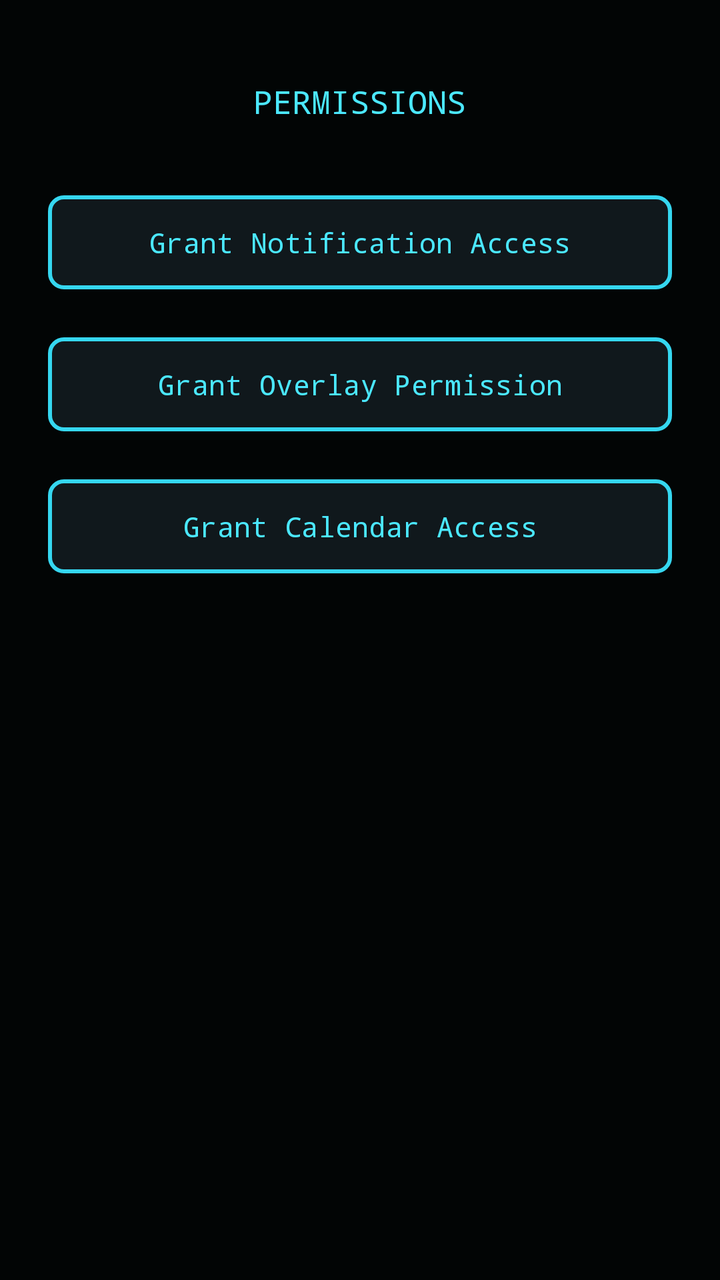
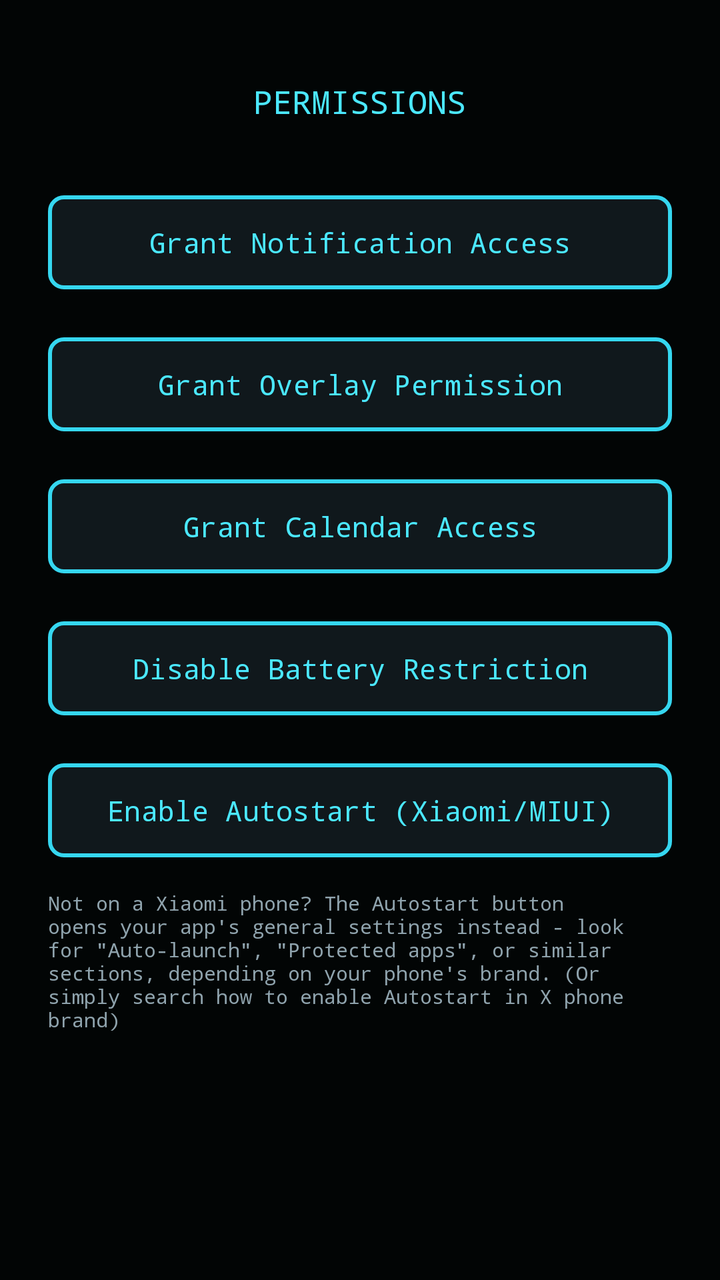

Two renders of the same Android screen: before a commit and after it. Below are the layout's source before the change and the commit's diff.
<!-- AndroidManifest.xml: application theme Theme.PrescriptBeeper -->
<!-- res/layout/activity_permissions.xml -->
<?xml version="1.0" encoding="utf-8"?>
<LinearLayout xmlns:android="http://schemas.android.com/apk/res/android"
    android:layout_width="match_parent"
    android:layout_height="match_parent"
    android:orientation="vertical"
    android:gravity="top|center_horizontal"
    android:fitsSystemWindows="true"
    android:padding="24dp"
    android:background="#020505">

    <TextView
        android:layout_width="wrap_content"
        android:layout_height="wrap_content"
        android:text="PERMISSIONS"
        android:textColor="#4be8ff"
        android:textSize="16sp"
        android:fontFamily="monospace"
        android:layout_marginTop="16dp"
        android:layout_marginBottom="32dp" />

    <Button
        android:id="@+id/btnNotifAccess"
        android:layout_width="match_parent"
        android:layout_height="wrap_content"
        android:text="Grant Notification Access"
        android:layout_marginBottom="16dp" />

    <Button
        android:id="@+id/btnOverlayPermission"
        android:layout_width="match_parent"
        android:layout_height="wrap_content"
        android:text="Grant Overlay Permission"
        android:layout_marginBottom="16dp" />

    <Button
        android:id="@+id/btnCalendarAccess"
        android:layout_width="match_parent"
        android:layout_height="wrap_content"
        android:text="Grant Calendar Access" />

</LinearLayout>
<!-- resources referenced by this layout -->
<resources>
  <style name="Theme.PrescriptBeeper" parent="Base.Theme.PrescriptBeeper">
          <item name="materialButtonStyle">@style/Widget.PrescriptBeeper.Button</item>
      </style>
  <style name="Base.Theme.PrescriptBeeper" parent="Theme.Material3.DayNight.NoActionBar">
          
      </style>
  <style name="Widget.PrescriptBeeper.Button" parent="Widget.Material3.Button.OutlinedButton">
          <item name="backgroundTint">#10181c</item>
          <item name="strokeColor">#35d7f0</item>
          <item name="strokeWidth">2dp</item>
          <item name="cornerRadius">8dp</item>
          <item name="android:textColor">#4be8ff</item>
          <item name="android:fontFamily">monospace</item>
          <item name="android:textAllCaps">false</item>
          <item name="android:paddingTop">14dp</item>
          <item name="android:paddingBottom">14dp</item>
      </style>
</resources>

<!-- the commit's change to res/layout/activity_permissions.xml (unified diff, before → after) -->
@@ -38,4 +38,27 @@
         android:layout_height="wrap_content"
         android:text="Grant Calendar Access" />
 
+    <Button
+        android:id="@+id/btnBatteryOptimization"
+        android:layout_width="match_parent"
+        android:layout_height="wrap_content"
+        android:text="Disable Battery Restriction"
+        android:layout_marginTop="16dp" />
+
+    <Button
+        android:id="@+id/btnAutostart"
+        android:layout_width="match_parent"
+        android:layout_height="wrap_content"
+        android:text="Enable Autostart (Xiaomi/MIUI)"
+        android:layout_marginTop="16dp" />
+
+    <TextView
+        android:layout_width="match_parent"
+        android:layout_height="wrap_content"
+        android:text="Not on a Xiaomi phone? The Autostart button opens your app\'s general settings instead - look for &quot;Auto-launch&quot;, &quot;Protected apps&quot;, or similar sections, depending on your phone\'s brand. (Or simply search how to enable Autostart in X phone brand)"
+        android:textColor="#8fa3ad"
+        android:textSize="10sp"
+        android:fontFamily="monospace"
+        android:layout_marginTop="12dp" />
+
 </LinearLayout>
